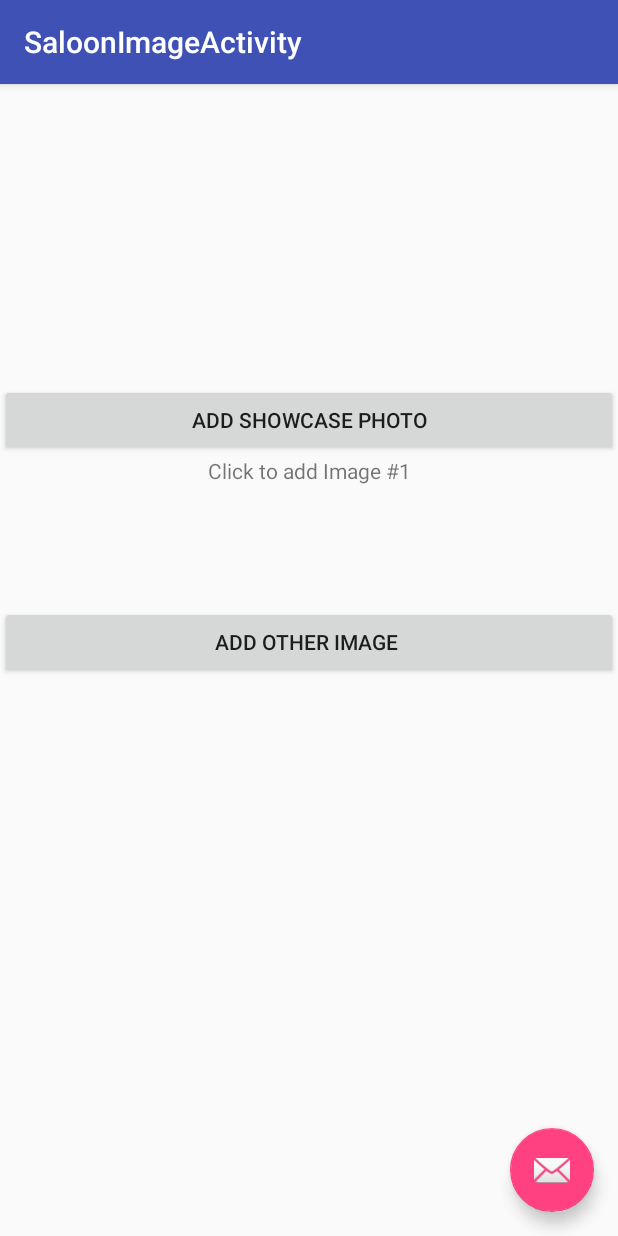
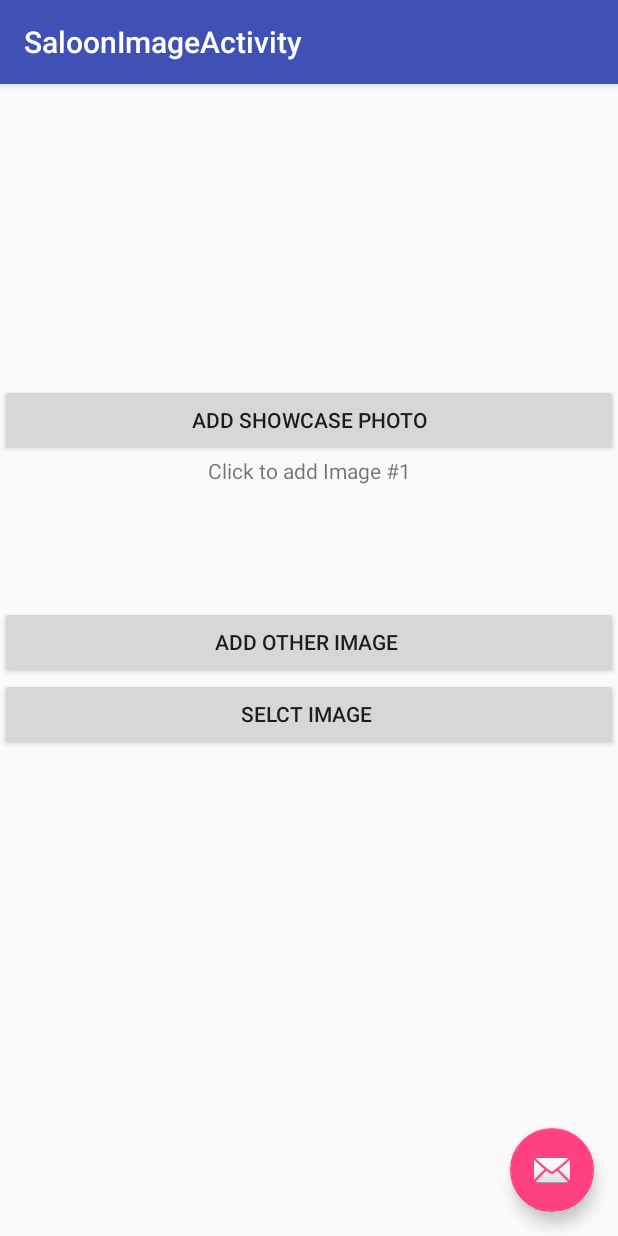
Before and after one commit to GameFever20/SaloonOwner, an Android app: the SaloonImageActivity screen opened directly, with no data from a screen before it, after a tap on an icon or button, on a phone screen of 412 x 824 dp. Run offline under Robolectric (Android 15) with nearby library versions, the phone set to English and light mode, and no system bars; our stand-ins replace Firebase (no records; nobody signed in at launch, a user with empty details on screens opened directly); libraries missing offline, so code that uses them is left out: com.firebase.ui; 1 statement that could not run was skipped; 2 other taps on this screen came first.

Commit message:
Adding profile and image selection activity

```diff
--- a/app/src/main/java/app/owner/saloon/craftystudio/saloonowner/MainActivity.java
+++ b/app/src/main/java/app/owner/saloon/craftystudio/saloonowner/MainActivity.java
@@ -27,6 +27,7 @@ public class MainActivity extends AppCompatActivity
         implements NavigationView.OnNavigationItemSelectedListener {
 
     boolean isRegistered =false ;
+    public static Saloon SALOON =null;
 
     @Override
     protected void onCreate(Bundle savedInstanceState) {
@@ -59,6 +60,7 @@ public class MainActivity extends AppCompatActivity
             @Override
             public void onSaloon(Saloon saloon) {
 
+                MainActivity.SALOON =saloon;
                 if(saloon!= null) {
                     saloonCheck(saloon);
                 }else{
--- a/app/src/main/java/app/owner/saloon/craftystudio/saloonowner/SaloonImageActivity.java
+++ b/app/src/main/java/app/owner/saloon/craftystudio/saloonowner/SaloonImageActivity.java
@@ -171,4 +171,9 @@ public class SaloonImageActivity extends AppCompatActivity {
                 "Select Picture"), SELECT_IMAGE_1);
 
     }
+
+    public void selectImageFromGallery(View view) {
+
+
+    }
 }
--- a/app/src/main/res/layout/content_saloon_image.xml
+++ b/app/src/main/res/layout/content_saloon_image.xml
@@ -56,4 +56,11 @@
         android:text="Add other Image "
         />
 
+    <Button
+        android:layout_width="match_parent"
+        android:layout_height="wrap_content"
+        android:text="Selct image "
+        android:onClick="selectImageFromGallery"
+        />
+
 </LinearLayout>
```
Also changed, not shown: app/src/main/java/app/owner/saloon/craftystudio/saloonowner/SaloonProfile.java (+6 -2 lines).
